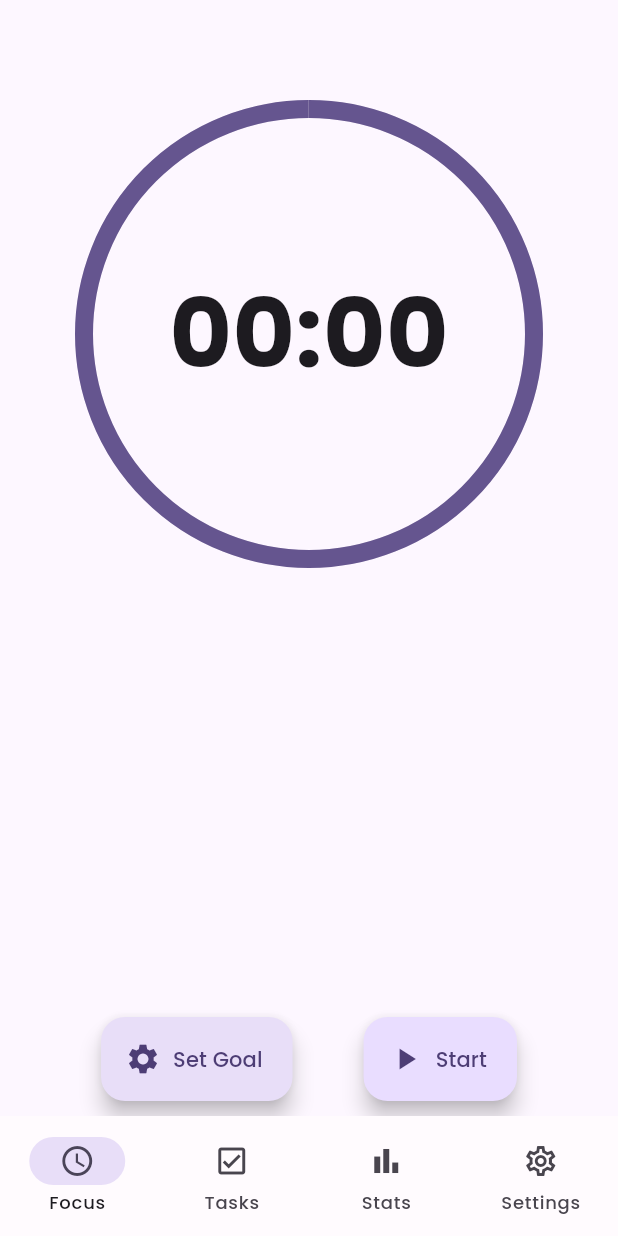
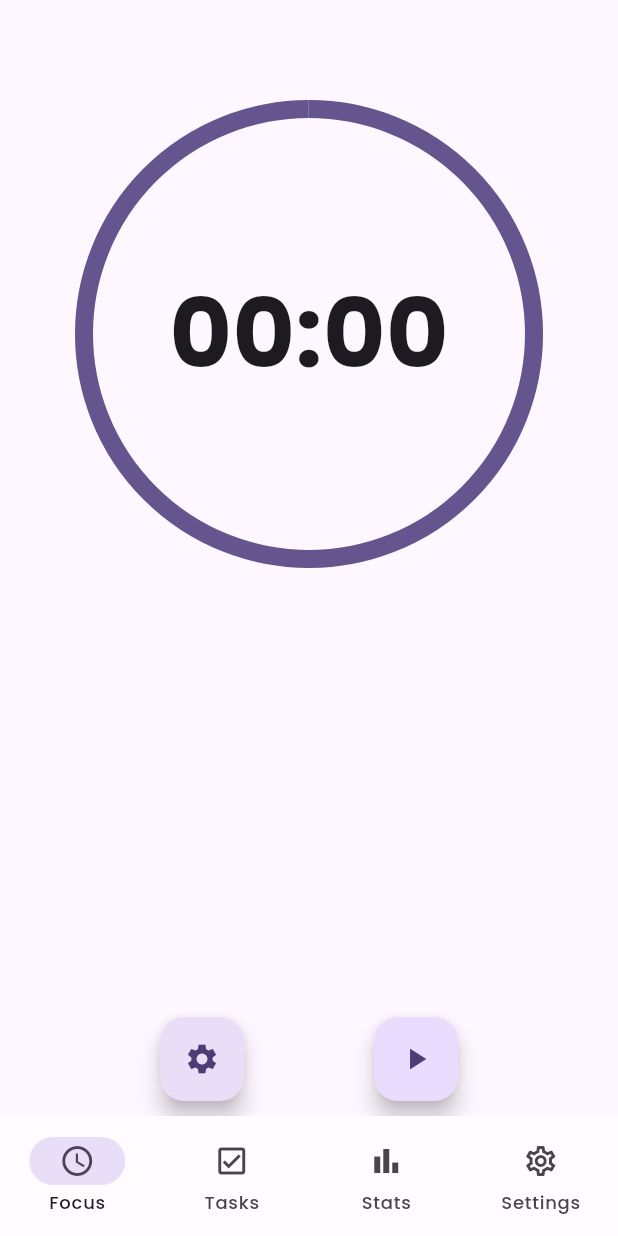
Before and after one commit to 7eopard/flutter-focus-flow, a Flutter app: the screen it shows after launch, on a phone screen of 412 x 824 dp. Run offline on Flutter 3.47's test engine with Material 3 defaults, Android fonts, the phone set to English and light mode, and no system bars; our stand-ins replace audioplayers, google_fonts.

Commit message:
Update buttons to icon-only with tooltips
更新按钮为仅图标模式并添加工具提示

```diff
--- a/flutter_focus_flow/lib/views/focus_view.dart
+++ b/flutter_focus_flow/lib/views/focus_view.dart
@@ -275,19 +275,21 @@ class _FocusViewState extends State<FocusView> {
           child: Row(
             mainAxisAlignment: MainAxisAlignment.spaceEvenly,
             children: [
-              // 设置目标按钮
-              FloatingActionButton.extended(
+              Tooltip(
+                message: 'Set Goal',
+                child: FloatingActionButton(
                   onPressed: _showSetGoalDialog,
-                label: const Text('Set Goal'),
-                icon: const Icon(Icons.settings),
+                  child: const Icon(Icons.settings),
                   backgroundColor: Theme.of(context).colorScheme.secondaryContainer,
                 ),
-              // 开始按钮
-              FloatingActionButton.extended(
+              ),
+              Tooltip(
+                message: 'Start',
+                child: FloatingActionButton(
                   onPressed: _focusService.startFocus,
-                label: const Text('Start'),
-                icon: const Icon(Icons.play_arrow),
+                  child: const Icon(Icons.play_arrow),
                   backgroundColor: Theme.of(context).colorScheme.primaryContainer,
+                ),
               ),
             ],
           ),
@@ -298,15 +300,22 @@ class _FocusViewState extends State<FocusView> {
           child: Row(
             mainAxisAlignment: MainAxisAlignment.spaceEvenly,
             children: [
-              // 暂停按钮
-              FloatingActionButton.extended(
+              Tooltip(
+                message: 'Pause',
+                child: FloatingActionButton(
                   onPressed: _focusService.pauseFocus,
-                label: const Text('Pause'),
-                icon: _focusService.state.isActive ? const Icon(Icons.pause) : const Icon(Icons.play_arrow),
+                  child: _focusService.state.isActive ? const Icon(Icons.pause) : const Icon(Icons.play_arrow),
                   backgroundColor: Theme.of(context).colorScheme.secondaryContainer,
+                  elevation: 0, // 移除按钮阴影
+                  highlightElevation: 1, // 按下时的 elevation
+                ),
               ),
               // 休息按钮（根据是否解锁显示不同状态）
-              ElevatedButton.icon(
+              Tooltip(
+                message: _focusService.state.isBreakUnlocked
+                    ? 'Rest (${(_focusService.state.earnedBreakSeconds ~/ 60).toString().padLeft(2, '0')}:${(_focusService.state.earnedBreakSeconds % 60).toString().padLeft(2, '0')})'
+                    : 'Rest Locked',
+                child: ElevatedButton.icon(
                   icon: Icon(
                     _focusService.state.isBreakUnlocked ? Icons.free_breakfast : Icons.lock,
                     // 添加视觉提示：未解锁时图标更暗淡
@@ -314,16 +323,7 @@ class _FocusViewState extends State<FocusView> {
                         ? null
                         : Theme.of(context).colorScheme.onSurface.withOpacity(0.6),
                   ),
-                label: Text(
-                  _focusService.state.isBreakUnlocked
-                      ? 'Rest (${(_focusService.state.earnedBreakSeconds ~/ 60).toString().padLeft(2, '0')}:${(_focusService.state.earnedBreakSeconds % 60).toString().padLeft(2, '0')})'
-                      : 'Rest (00:00)', // 显示"Rest"但用不同样式来表示锁定状态
-                  style: TextStyle(
-                    color: _focusService.state.isBreakUnlocked
-                        ? null
-                        : Theme.of(context).colorScheme.onSurface.withOpacity(0.6),
-                  ),
-                ),
+                  label: const SizedBox.shrink(), // 隐藏标签文字
                   onPressed: _focusService.state.isBreakUnlocked
                       ? _focusService.startBreak
                       : null, // 按钮禁用状态更明确
@@ -331,9 +331,9 @@ class _FocusViewState extends State<FocusView> {
                     backgroundColor: _focusService.state.isBreakUnlocked
                         ? Theme.of(context).colorScheme.primaryContainer
                         : Theme.of(context).colorScheme.surfaceVariant.withOpacity(0.5),
-                  minimumSize: const Size(120, 56),
-                  shape: RoundedRectangleBorder( // 确保一致的圆角
-                    borderRadius: BorderRadius.circular(12),
+                    minimumSize: const Size(60, 60), // 调整为圆形按钮大小
+                    elevation: 0, // 移除按钮阴影
+                    shape: const CircleBorder(), // 圆形按钮
                   ),
                 ),
               ),
@@ -346,22 +346,28 @@ class _FocusViewState extends State<FocusView> {
           child: Row(
             mainAxisAlignment: MainAxisAlignment.spaceEvenly,
             children: [
-              // 返回专注按钮
-              FloatingActionButton.extended(
+              Tooltip(
+                message: 'Back to Focus',
+                child: FloatingActionButton(
                   onPressed: _focusService.endBreak,
-                label: const Text('Back to Focus'),
-                icon: const Icon(Icons.assignment),
+                  child: const Icon(Icons.assignment),
                   backgroundColor: Theme.of(context).colorScheme.primaryContainer,
+                  elevation: 0, // 移除按钮阴影
+                  highlightElevation: 1, // 按下时的 elevation
                 ),
-              // 跳过休息并专注按钮
-              FloatingActionButton.extended(
+              ),
+              Tooltip(
+                message: 'Skip & Focus',
+                child: FloatingActionButton(
                   onPressed: () {
                     _focusService.endBreak();
                     _focusService.startFocus();
                   },
-                label: const Text('Skip & Focus'),
-                icon: const Icon(Icons.fast_forward),
+                  child: const Icon(Icons.fast_forward),
                   backgroundColor: Theme.of(context).colorScheme.secondaryContainer,
+                  elevation: 0, // 移除按钮阴影
+                  highlightElevation: 1, // 按下时的 elevation
+                ),
               ),
             ],
           ),
@@ -375,30 +381,40 @@ class _FocusViewState extends State<FocusView> {
               // 跳过并休息按钮
               Container(
                 margin: const EdgeInsets.only(bottom: 10),
-                child: FloatingActionButton.extended(
+                child: Tooltip(
+                  message: 'Skip to Rest',
+                  child: FloatingActionButton(
                     onPressed: _focusService.advancedBreak,
-                  label: const Text('Skip to Rest'),
-                  icon: const Icon(Icons.fast_forward),
+                    child: const Icon(Icons.fast_forward),
                     backgroundColor: Theme.of(context).colorScheme.tertiaryContainer,
+                    elevation: 0, // 移除按钮阴影
+                    highlightElevation: 1, // 按下时的 elevation
+                  ),
                 ),
               ),
               // 取消和应用按钮行
               Row(
                 mainAxisAlignment: MainAxisAlignment.spaceEvenly,
                 children: [
-                  // 取消并恢复按钮
-                  FloatingActionButton.extended(
+                  Tooltip(
+                    message: 'Discard',
+                    child: FloatingActionButton(
                       onPressed: _focusService.discardTimeAdjustment,
-                    label: const Text('Discard'),
-                    icon: const Icon(Icons.close),
+                      child: const Icon(Icons.close),
                       backgroundColor: Theme.of(context).colorScheme.errorContainer,
+                      elevation: 0, // 移除按钮阴影
+                      highlightElevation: 1, // 按下时的 elevation
                     ),
-                  // 应用并恢复按钮
-                  FloatingActionButton.extended(
+                  ),
+                  Tooltip(
+                    message: 'Apply',
+                    child: FloatingActionButton(
                       onPressed: _focusService.applyTimeAdjustment,
-                    label: const Text('Apply'),
-                    icon: const Icon(Icons.check),
+                      child: const Icon(Icons.check),
                       backgroundColor: Theme.of(context).colorScheme.primaryContainer,
+                      elevation: 0, // 移除按钮阴影
+                      highlightElevation: 1, // 按下时的 elevation
+                    ),
                   ),
                 ],
               ),
@@ -411,12 +427,15 @@ class _FocusViewState extends State<FocusView> {
           child: Row(
             mainAxisAlignment: MainAxisAlignment.center,
             children: [
-              // 开始休息按钮
-              FloatingActionButton.extended(
+              Tooltip(
+                message: 'Start Rest',
+                child: FloatingActionButton(
                   onPressed: _focusService.startBreak,
-                label: const Text('Start Rest'),
-                icon: const Icon(Icons.free_breakfast),
+                  child: const Icon(Icons.free_breakfast),
                   backgroundColor: Theme.of(context).colorScheme.primaryContainer,
+                  elevation: 0, // 移除按钮阴影
+                  highlightElevation: 1, // 按下时的 elevation
+                ),
               ),
             ],
           ),
@@ -430,21 +449,27 @@ class _FocusViewState extends State<FocusView> {
           child: Row(
             mainAxisAlignment: MainAxisAlignment.spaceEvenly,
             children: [
-              // 取消并恢复按钮
-              FloatingActionButton.extended(
+              Tooltip(
+                message: 'Discard',
+                child: FloatingActionButton(
                   onPressed: _focusService.discardTimeAdjustment,
-                label: const Text('Discard'),
-                icon: const Icon(Icons.close),
+                  child: const Icon(Icons.close),
                   backgroundColor: Theme.of(context).colorScheme.errorContainer,
+                  elevation: 0, // 移除按钮阴影
+                  highlightElevation: 1, // 按下时的 elevation
                 ),
-              // 恢复休息按钮
-              FloatingActionButton.extended(
+              ),
+              Tooltip(
+                message: 'Resume',
+                child: FloatingActionButton(
                   onPressed: () {
                     _focusService.resumeRest();
                   },
-                label: const Text('Resume'),
-                icon: const Icon(Icons.play_arrow),
+                  child: const Icon(Icons.play_arrow),
                   backgroundColor: Theme.of(context).colorScheme.primaryContainer,
+                  elevation: 0, // 移除按钮阴影
+                  highlightElevation: 1, // 按下时的 elevation
+                ),
               ),
             ],
           ),
```
Lines whose indentation alone changed are shown as unchanged.
